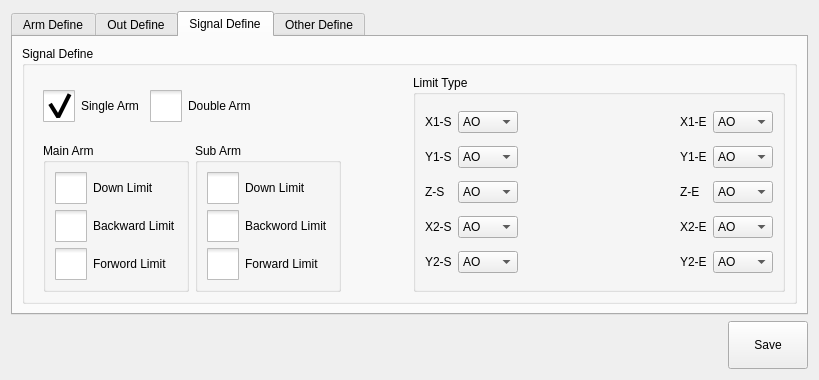
Above: hcsettings/icstructdefineframe.ui from dongdong-2009/3-5AxisRobot before the change. Below: the same form after it.
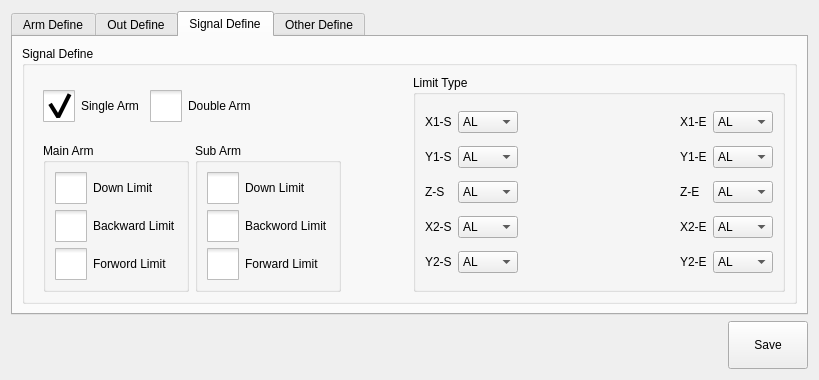
That is the form after the change. The open tabs and pages were chosen to show the change. Icons and pictures are not drawn. Custom widgets are drawn as their Qt base class.

```diff
--- a/hcsettings/icstructdefineframe.ui
+++ b/hcsettings/icstructdefineframe.ui
@@ -1866,7 +1866,7 @@
                </property>
                <item>
                 <property name="text">
-                 <string>AO</string>
+                 <string>AL</string>
                 </property>
                </item>
                <item>
@@ -1886,7 +1886,7 @@
                </property>
                <item>
                 <property name="text">
-                 <string>AO</string>
+                 <string>AL</string>
                 </property>
                </item>
                <item>
@@ -1927,7 +1927,7 @@
                </property>
                <item>
                 <property name="text">
-                 <string>AO</string>
+                 <string>AL</string>
                 </property>
                </item>
                <item>
@@ -1981,7 +1981,7 @@
                </property>
                <item>
                 <property name="text">
-                 <string>AO</string>
+                 <string>AL</string>
                 </property>
                </item>
                <item>
@@ -2029,7 +2029,7 @@
                </property>
                <item>
                 <property name="text">
-                 <string>AO</string>
+                 <string>AL</string>
                 </property>
                </item>
                <item>
@@ -2049,7 +2049,7 @@
                </property>
                <item>
                 <property name="text">
-                 <string>AO</string>
+                 <string>AL</string>
                 </property>
                </item>
                <item>
@@ -2069,7 +2069,7 @@
                </property>
                <item>
                 <property name="text">
-                 <string>AO</string>
+                 <string>AL</string>
                 </property>
                </item>
                <item>
@@ -2089,7 +2089,7 @@
                </property>
                <item>
                 <property name="text">
-                 <string>AO</string>
+                 <string>AL</string>
                 </property>
                </item>
                <item>
@@ -2109,7 +2109,7 @@
                </property>
                <item>
                 <property name="text">
-                 <string>AO</string>
+                 <string>AL</string>
                 </property>
                </item>
                <item>
@@ -2129,7 +2129,7 @@
                </property>
                <item>
                 <property name="text">
-                 <string>AO</string>
+                 <string>AL</string>
                 </property>
                </item>
                <item>
```
Left out of the diff: 22 changed lines with no effect on the pictures.
